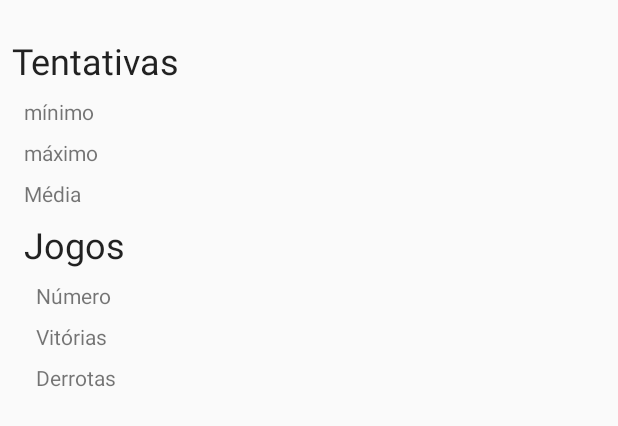
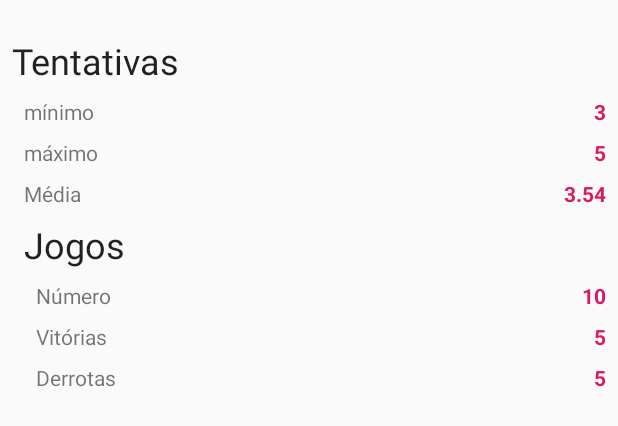
Before and after one commit to fernandojuniorlopes/Adivinha, an Android app: the layout content_estatisticas.xml on its own in the app's theme, with its tools: preview values and no code run, on a phone screen of 412 x 824 dp. Shown: the top 426 px of the screen. Run offline under Robolectric (Android 15) with nearby library versions, the phone set to English and light mode, and no system bars.

Commit message:
finalizado interface das estatisticas

```diff
--- a/Adivinha/app/src/main/res/layout/content_estatisticas.xml
+++ b/Adivinha/app/src/main/res/layout/content_estatisticas.xml
@@ -97,4 +97,76 @@
         android:text="@string/derrotas"
         app:layout_constraintStart_toStartOf="@+id/textView3"
         app:layout_constraintTop_toBottomOf="@+id/textView8" />
+
+    <TextView
+        android:id="@+id/textView10"
+        android:layout_width="wrap_content"
+        android:layout_height="wrap_content"
+        android:layout_marginEnd="8dp"
+        android:layout_marginRight="8dp"
+        android:textColor="@color/colorAccent"
+        android:textStyle="bold"
+        app:layout_constraintBaseline_toBaselineOf="@+id/textView4"
+        app:layout_constraintEnd_toEndOf="parent"
+        tools:text="3" />
+
+    <TextView
+        android:id="@+id/textView11"
+        android:layout_width="wrap_content"
+        android:layout_height="wrap_content"
+        android:layout_marginEnd="8dp"
+        android:layout_marginRight="8dp"
+        android:textColor="@color/colorAccent"
+        android:textStyle="bold"
+        app:layout_constraintBaseline_toBaselineOf="@+id/textView5"
+        app:layout_constraintEnd_toEndOf="parent"
+        tools:text="5" />
+
+    <TextView
+        android:id="@+id/textView12"
+        android:layout_width="wrap_content"
+        android:layout_height="wrap_content"
+        android:textColor="@color/colorAccent"
+        android:textStyle="bold"
+        android:layout_marginEnd="8dp"
+        android:layout_marginRight="8dp"
+        app:layout_constraintBaseline_toBaselineOf="@+id/textView6"
+        app:layout_constraintEnd_toEndOf="parent"
+        tools:text="3.54" />
+
+    <TextView
+        android:id="@+id/textView13"
+        android:layout_width="wrap_content"
+        android:layout_height="wrap_content"
+        android:textColor="@color/colorAccent"
+        android:textStyle="bold"
+        android:layout_marginEnd="8dp"
+        android:layout_marginRight="8dp"
+        app:layout_constraintBaseline_toBaselineOf="@+id/textView7"
+        app:layout_constraintEnd_toEndOf="parent"
+        tools:text="10" />
+
+    <TextView
+        android:id="@+id/textView14"
+        android:layout_width="wrap_content"
+        android:layout_height="wrap_content"
+        android:textColor="@color/colorAccent"
+        android:textStyle="bold"
+        android:layout_marginEnd="8dp"
+        android:layout_marginRight="8dp"
+        app:layout_constraintBaseline_toBaselineOf="@+id/textView8"
+        app:layout_constraintEnd_toEndOf="parent"
+        tools:text="5" />
+
+    <TextView
+        android:id="@+id/textView15"
+        android:layout_width="wrap_content"
+        android:layout_height="wrap_content"
+        android:textColor="@color/colorAccent"
+        android:textStyle="bold"
+        android:layout_marginEnd="8dp"
+        android:layout_marginRight="8dp"
+        app:layout_constraintBaseline_toBaselineOf="@+id/textView9"
+        app:layout_constraintEnd_toEndOf="parent"
+        tools:text="5" />
 </androidx.constraintlayout.widget.ConstraintLayout>
```
